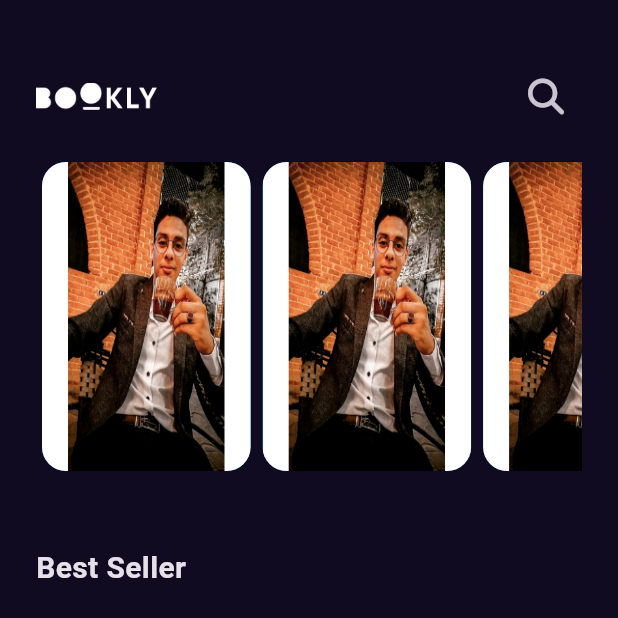
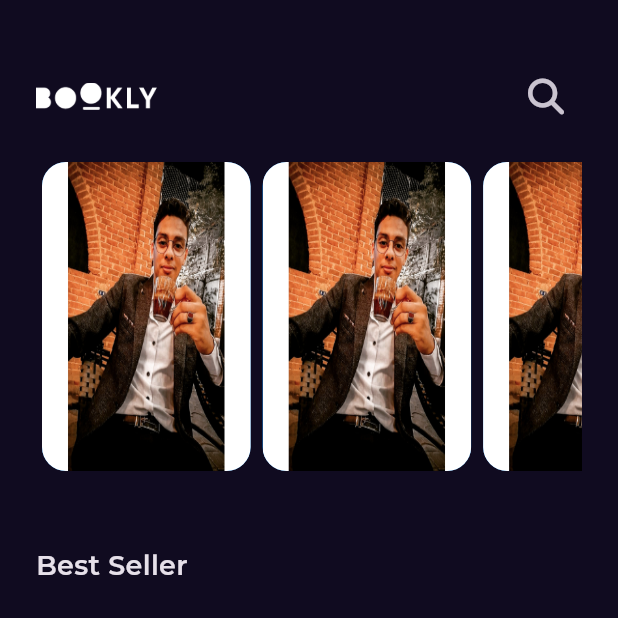
Before and after one commit to Islam3020/bookly_app, a Flutter app: the screen it shows after launch, on a phone screen of 412 x 824 dp, the top half of it. Run offline on Flutter 3.47's test engine with Material 3 defaults, Android fonts, the phone set to English and light mode, and no system bars; our stand-ins replace font_awesome_flutter, get, google_fonts.

Commit message:
add font family to our app

```diff
--- a/lib/core/utils/styles.dart
+++ b/lib/core/utils/styles.dart
@@ -2,7 +2,7 @@ import 'package:flutter/material.dart';
 
 abstract class Styles {
   static const titleMedium =TextStyle(
-    fontSize: 20,
+    fontSize: 18,
     fontWeight: FontWeight.w600,
   );
 }
--- a/lib/main.dart
+++ b/lib/main.dart
@@ -2,6 +2,7 @@ import 'package:bookly_app/constants.dart';
 import 'package:bookly_app/features/splash/presentation/views/splash_view.dart';
 import 'package:flutter/material.dart';
 import 'package:get/get.dart';
+import 'package:google_fonts/google_fonts.dart';
 
 void main() {
   runApp(const BooklyApp());
@@ -13,7 +14,9 @@ class BooklyApp extends StatelessWidget {
   Widget build(BuildContext context) {
     return  GetMaterialApp(debugShowCheckedModeBanner: false,
       theme:ThemeData.dark().copyWith(
-        scaffoldBackgroundColor: kPrimaryColor) ,
+        scaffoldBackgroundColor: kPrimaryColor,
+        textTheme: GoogleFonts.montserratTextTheme(ThemeData.dark().textTheme)
+        ) ,
       home: const SplashView(),
     );
   }
--- a/pubspec.yaml
+++ b/pubspec.yaml
@@ -33,6 +33,7 @@ dependencies:
     sdk: flutter
   font_awesome_flutter: ^10.8.0
   get: ^4.6.6
+  google_fonts: ^6.2.1
 
 dev_dependencies:
 
```
Also changed, not shown: pubspec.lock, 1 other file.
